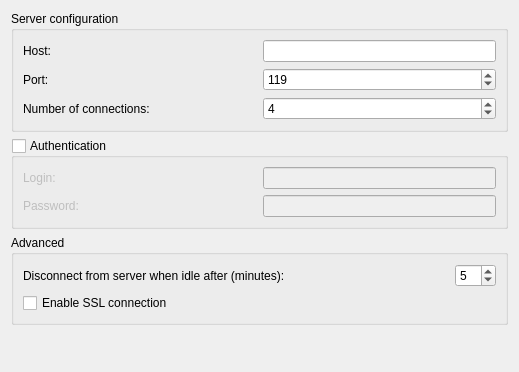
Above: src/preferences/preferencesserver.ui from KDE/kwooty before the change. Below: the same form after it.
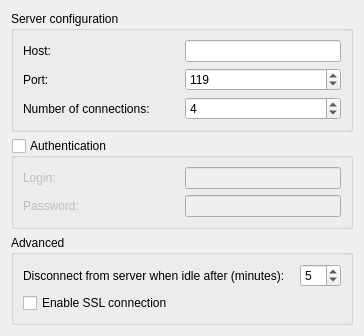
That is the form after the change.

The edit to the form file:
```diff
--- a/src/preferences/preferencesserver.ui
+++ b/src/preferences/preferencesserver.ui
@@ -6,8 +6,8 @@
    <rect>
     <x>0</x>
     <y>0</y>
-    <width>519</width>
-    <height>372</height>
+    <width>364</width>
+    <height>330</height>
    </rect>
   </property>
   <layout class="QVBoxLayout" name="verticalLayout">
@@ -214,7 +214,7 @@
      <property name="sizeHint" stdset="0">
       <size>
        <width>20</width>
-       <height>40</height>
+       <height>1</height>
       </size>
      </property>
     </spacer>
```
